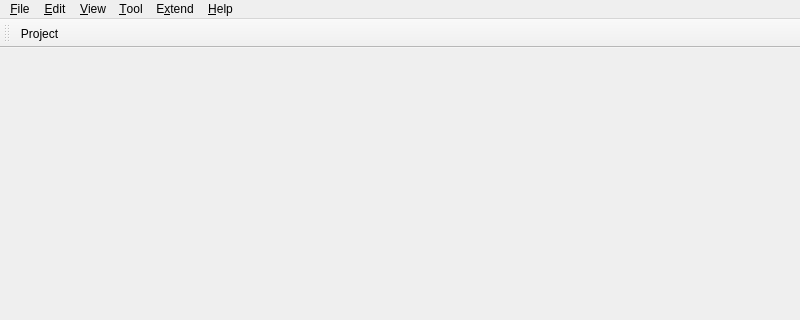
fengzhu2007/anycode, file App/idewindow.ui: the form before one commit; both pictures show x 0 to 800 and y 0 to 320 of the 800 by 600 pixel window.
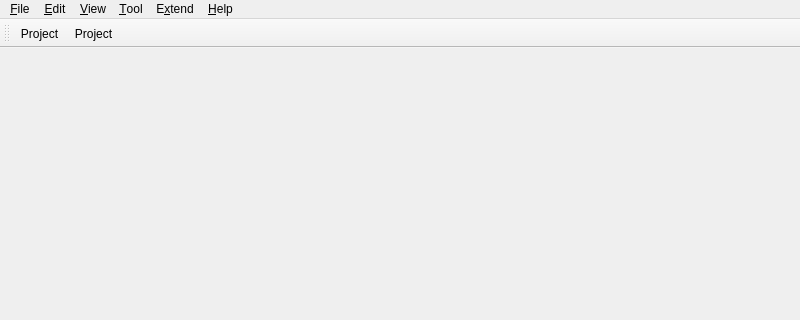
The form after the commit. Icons and pictures are not drawn.

```diff
--- a/App/idewindow.ui
+++ b/App/idewindow.ui
@@ -116,6 +116,7 @@
     <bool>false</bool>
    </attribute>
    <addaction name="actionNew_Project"/>
+   <addaction name="actionOpen_Project"/>
   </widget>
   <action name="actionNew_Project">
    <property name="icon">
```
Left out of the diff: 15 changed lines with no effect on the pictures.
